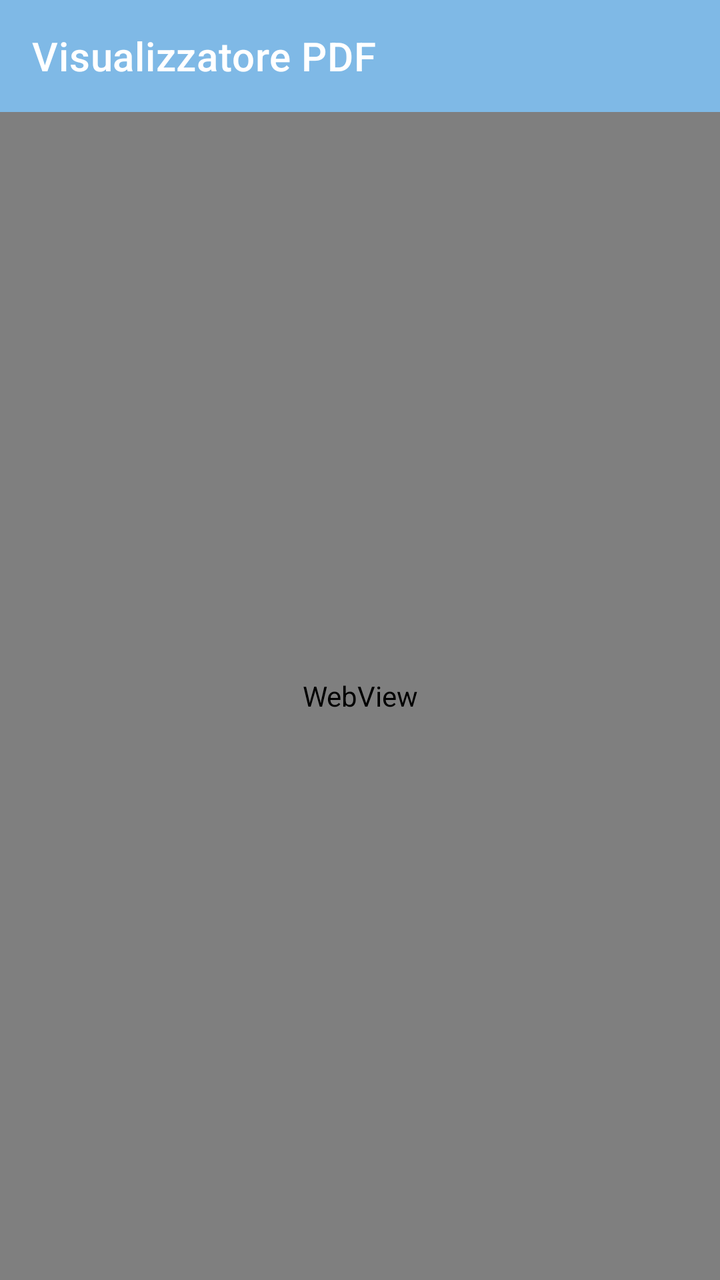
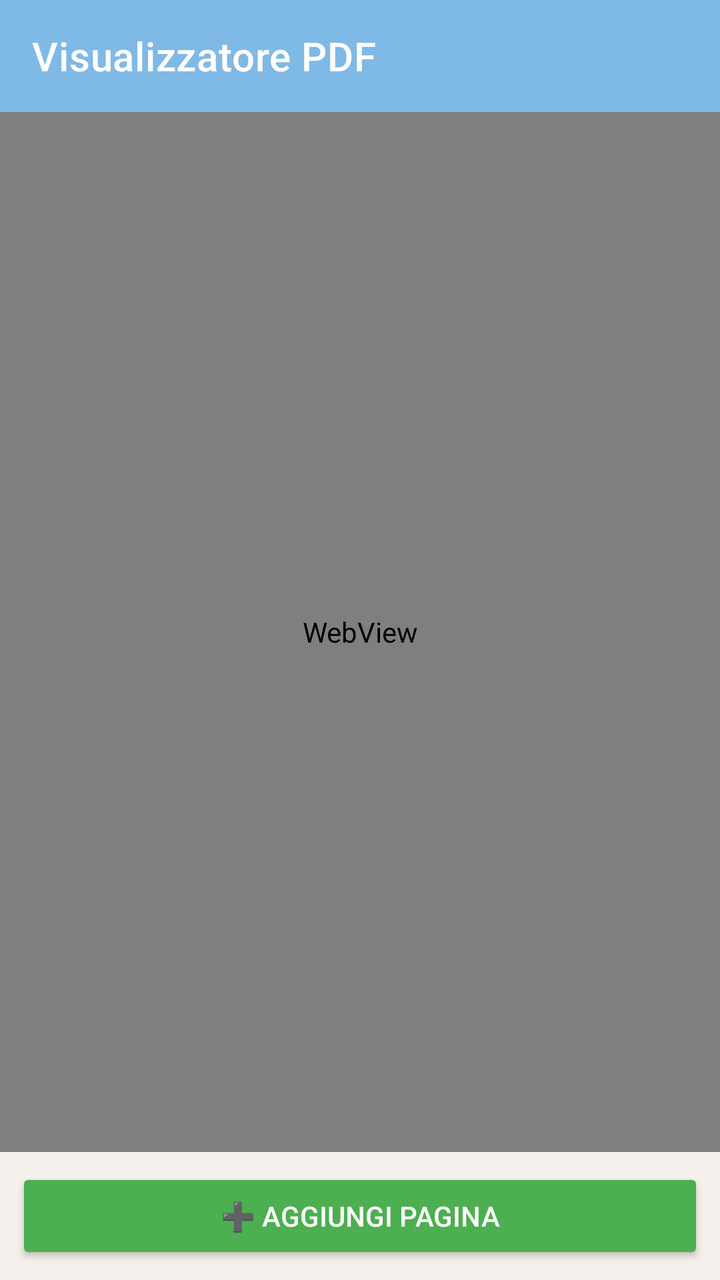

An Android layout rendered at two revisions. The XML below is the earlier revision; the diff shows what the commit changed to produce the second picture.
<!-- AndroidManifest.xml: application theme Theme.PDFReader -->
<!-- res/layout/activity_pdfviewer_webview.xml -->
<?xml version="1.0" encoding="utf-8"?>
<LinearLayout
    xmlns:android="http://schemas.android.com/apk/res/android"
    xmlns:app="http://schemas.android.com/apk/res-auto"
    android:layout_width="match_parent"
    android:layout_height="match_parent"
    android:orientation="vertical"
    android:background="#F5F0EB">

    <com.google.android.material.appbar.MaterialToolbar
        android:id="@+id/toolbar"
        android:layout_width="match_parent"
        android:layout_height="?attr/actionBarSize"
        android:background="#7FB9E6"
        app:title="Visualizzatore PDF"
        app:titleTextColor="#FFFFFF" />

    <WebView
        android:id="@+id/webView"
        android:layout_width="match_parent"
        android:layout_height="match_parent"
        android:background="#FFFFFF" />

</LinearLayout>
<!-- resources referenced by this layout -->
<resources>
  <style name="Theme.PDFReader" parent="Theme.MaterialComponents.Light.NoActionBar">
          <item name="colorPrimary">#7FB9E6</item>
          <item name="colorPrimaryVariant">#D6BEEA</item>
          <item name="colorOnPrimary">#FFFFFF</item>
          <item name="android:statusBarColor">#7FB9E6</item>
      </style>
</resources>

<!-- the commit's change to res/layout/activity_pdfviewer_webview.xml (unified diff, before → after) -->
@@ -18,7 +18,17 @@
     <WebView
         android:id="@+id/webView"
         android:layout_width="match_parent"
-        android:layout_height="match_parent"
+        android:layout_height="0dp"
+        android:layout_weight="1"
         android:background="#FFFFFF" />
 
+    <Button
+        android:id="@+id/btnAddPage"
+        android:layout_width="match_parent"
+        android:layout_height="wrap_content"
+        android:text="➕ Aggiungi Pagina"
+        android:backgroundTint="#4CAF50"
+        android:textColor="#FFFFFF"
+        android:layout_margin="8dp" />
+
 </LinearLayout>
